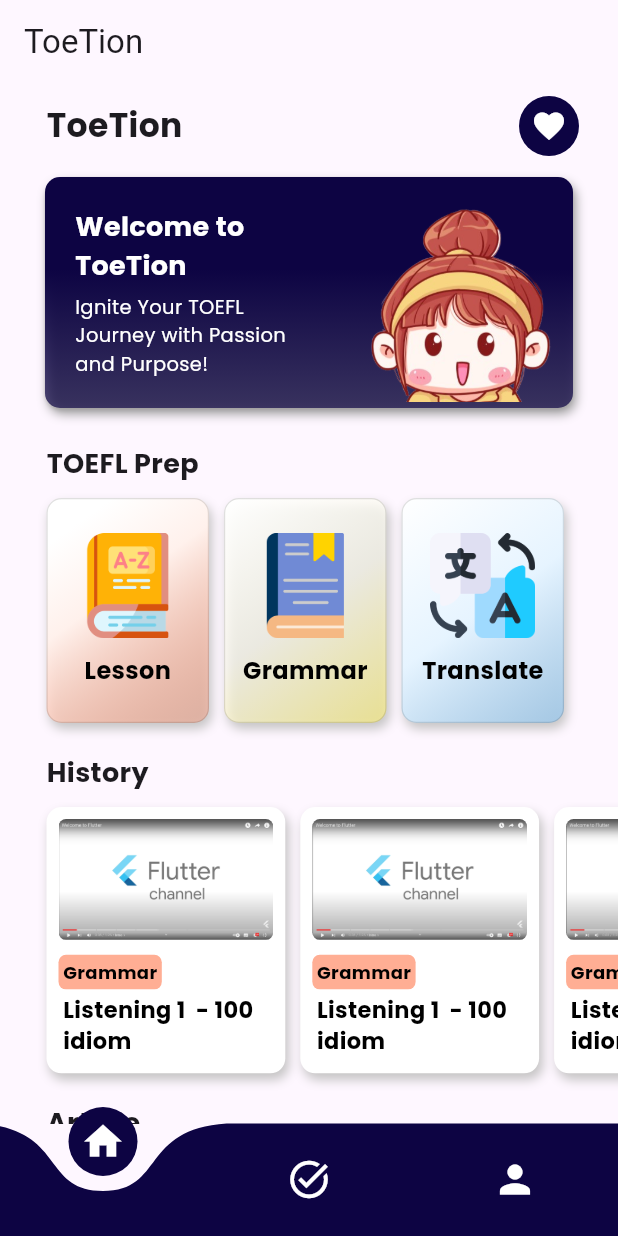
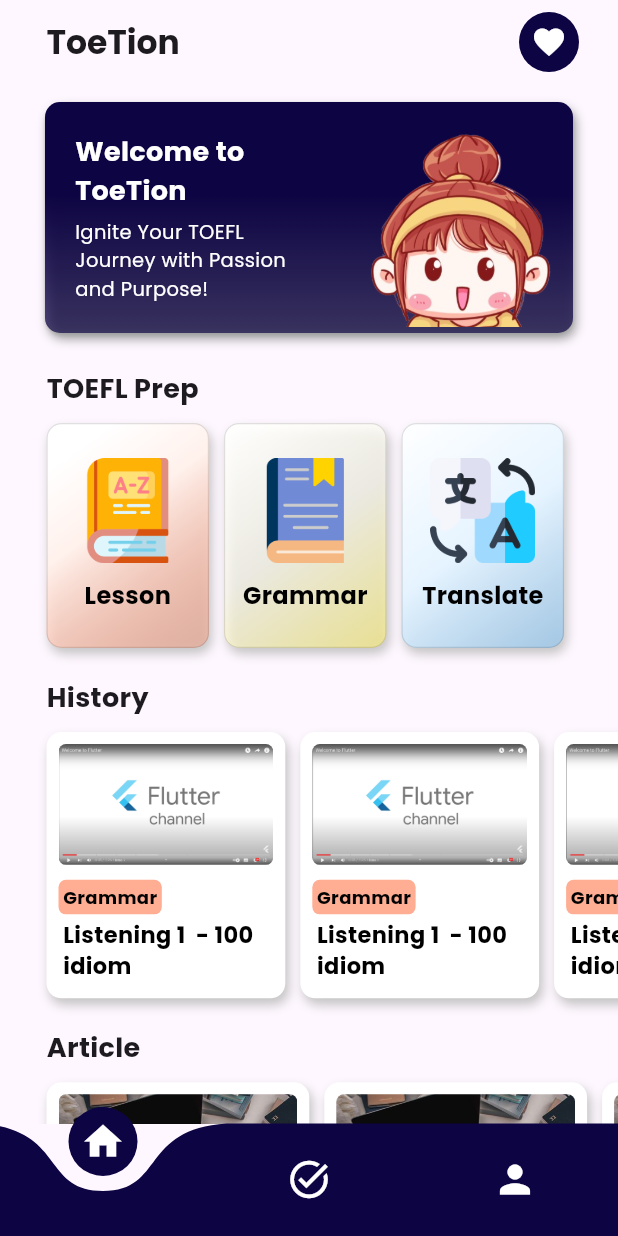
Before and after one commit to andraalayubi/learn-toefl-fork, a Flutter app: the screen it shows after launch, on a phone screen of 412 x 824 dp. Run offline on Flutter 3.47's test engine with Material 3 defaults, Android fonts, the phone set to English and light mode, and no system bars; drawn by our look-alikes of curved_navigation_bar; our stand-ins replace audioplayers, google_fonts, sqflite, youtube_player_flutter; accounts and stored records are empty.

Commit message:
Appbar HomePage, fix SurfaceTile at every AppBar

```diff
--- a/lib/pages/grammar.dart
+++ b/lib/pages/grammar.dart
@@ -13,6 +13,7 @@ class _GrammarPageState extends State<GrammarPage> {
   Widget build(BuildContext context) {
     return Scaffold(
       appBar: AppBar(
+        surfaceTintColor: Colors.transparent,
         title: Text(
           'GRAMMAR',
           style: TextStyle(color: Colors.white, fontWeight: FontWeight.bold),
--- a/lib/pages/home/home_page.dart
+++ b/lib/pages/home/home_page.dart
@@ -16,21 +16,9 @@ class _HomePageState extends State<HomePage> {
   Widget build(BuildContext context) {
     return Scaffold(
       appBar: AppBar(
-        title: Text('ToeTion'),
-      ),
-      body: SingleChildScrollView(
-        child: SafeArea(
-          child: Padding(
-            padding: const EdgeInsets.symmetric(
-              horizontal: 26.0,
-            ),
-            child: Column(
-              children: [
-                Padding(
-                  padding: const EdgeInsets.only(
-                    top: 8,
-                    bottom: 10,
-                  ),
+        surfaceTintColor: Colors.transparent,
+        title: Padding(
+          padding: const EdgeInsets.symmetric(horizontal: 10.0),
           child: Row(
             mainAxisAlignment: MainAxisAlignment.spaceBetween,
             children: [
@@ -57,6 +45,18 @@ class _HomePageState extends State<HomePage> {
               )
             ],
           ),
+        ),
+      ),
+      body: SingleChildScrollView(
+        child: SafeArea(
+          child: Padding(
+            padding: const EdgeInsets.symmetric(
+              horizontal: 26.0,
+            ),
+            child: Column(
+              children: [
+                SizedBox(
+                  height: 8,
                 ),
                 Card(
                   child: Container(
--- a/lib/pages/lesson.dart
+++ b/lib/pages/lesson.dart
@@ -15,6 +15,7 @@ class _LessonPageState extends State<LessonPage> {
   Widget build(BuildContext context) {
     return Scaffold(
       appBar: AppBar(
+        surfaceTintColor: Colors.transparent,
         elevation: 0.0,
         title: Text(
           'LESSON',
--- a/lib/pages/translate.dart
+++ b/lib/pages/translate.dart
@@ -18,6 +18,7 @@ class _TransletePageState extends State<TranslatePage> {
     return Scaffold(
       backgroundColor: Color.fromARGB(255, 255, 255, 255),
       appBar: AppBar(
+        surfaceTintColor: Colors.transparent,
         title: Text(
           'TRANSLATOR',
           style: TextStyle(color: Colors.white, fontWeight: FontWeight.bold),
--- a/lib/pages/update_profile.dart
+++ b/lib/pages/update_profile.dart
@@ -12,7 +12,10 @@ class _UpdateProfileState extends State<UpdateProfile> {
   @override
   Widget build(BuildContext context) {
     return Scaffold(
+      backgroundColor: Colors.white,
       appBar: AppBar(
+        surfaceTintColor: Colors.transparent,
+        backgroundColor: Colors.white,
         leading: IconButton(
           icon: Icon(Icons.arrow_back_ios),
           onPressed: () {
```
Also changed, not shown: lib/pages/exercise/exercise.dart (+16 -14 lines), lib/pages/exercise/exercise_question_answer.dart (+8 -8 lines), lib/pages/grammar_video.dart (+9 -8 lines), lib/pages/lesson_video.dart (+5 -4 lines). Lines whose indentation alone changed are shown as unchanged.
